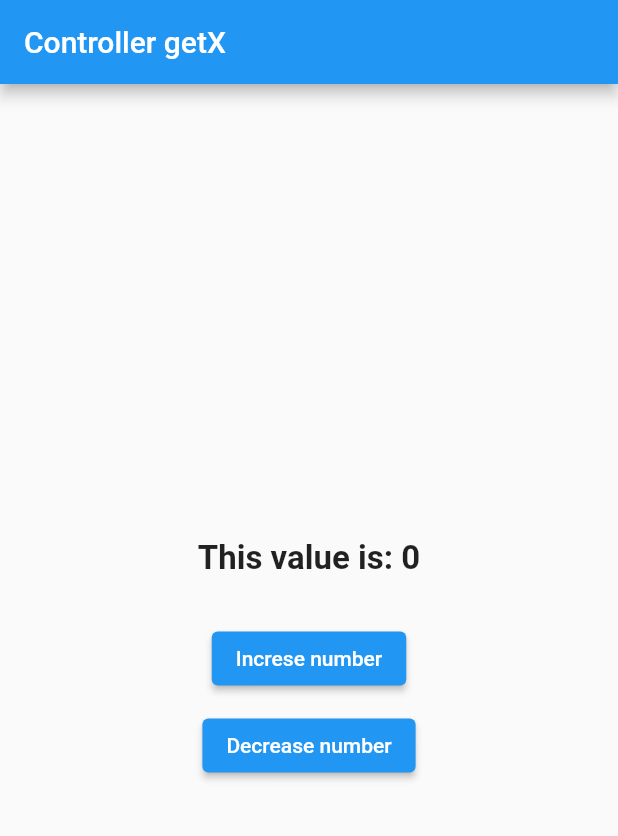
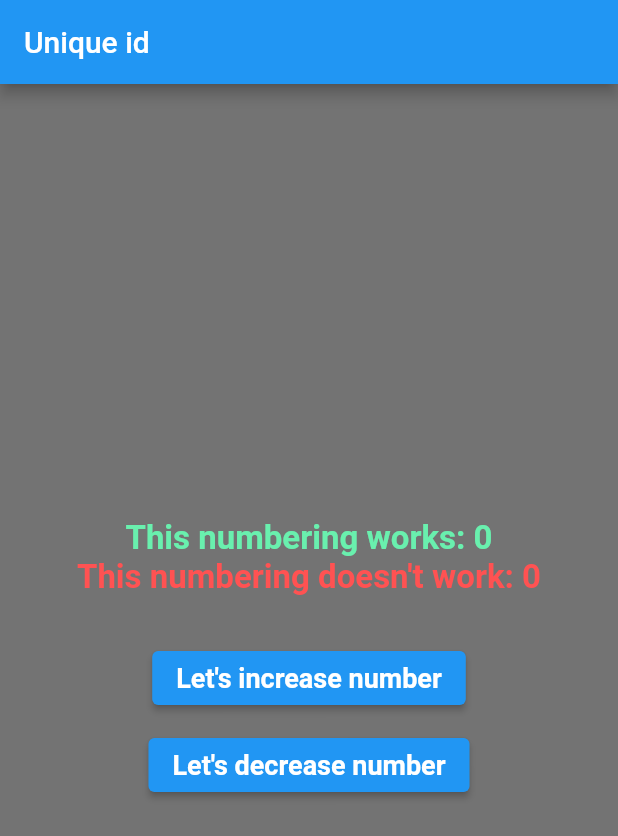
Before and after one commit to FahadKhan007/getX-FLutter, a Flutter app: the screen it shows after launch, on a phone screen of 412 x 824 dp. Shown: the top 836 px of the screen. Run offline on Flutter 3.47's test engine with Material 2 defaults, Android fonts, the phone set to English and light mode, and no system bars; our stand-ins replace get.

Commit message:
Controller unique id in getX Flutter

```diff
--- a/lib/controller.dart
+++ /dev/null
@@ -1,13 +0,0 @@
-import 'package:get/get.dart';
-
-class Controller extends GetxController {
-  var count = 0.obs;
-
-  void increment() {
-    count++;
-  }
-
-  void decrement() {
-    count--;
-  }
-}
--- a/lib/customclass.dart
+++ /dev/null
@@ -1,7 +0,0 @@
-// import 'package:flutter/material.dart';
-import 'package:get/get.dart';
-
-class CustomClass {
-  var name = "Fahad".obs;
-  var number = 40.obs;
-}
--- /dev/null
+++ b/lib/idcontroller.dart
@@ -0,0 +1,14 @@
+import 'package:get/get.dart';
+
+class IdController extends GetxController {
+  var idCount = 0;
+  void increasing() {
+    idCount++;
+    update(['unique Id']);
+  }
+
+  void decreasing() {
+    idCount--;
+    update(["unique Id"]);
+  }
+}
--- a/lib/main.dart
+++ b/lib/main.dart
@@ -1,38 +1,56 @@
 import 'package:flutter/material.dart';
 import 'package:get/get.dart';
-import 'package:getx/controller.dart';
-import 'package:getx/customclass.dart';
+
+import 'IdController.dart';
 
 void main() {
   runApp(MyApp());
 }
 
-class MyApp extends StatelessWidget {
-  var learner = CustomClass();
+class MyApp extends StatefulWidget {
+  const MyApp({super.key});
 
-  MyApp({super.key});
+  @override
+  State<MyApp> createState() => _MyAppState();
+}
+
+class _MyAppState extends State<MyApp> {
+  IdController controller = Get.put(IdController()); //instance
 
   @override
   Widget build(BuildContext context) {
     return GetMaterialApp(
       debugShowCheckedModeBanner: false,
-      title: "We are learning getX obx with custom class",
+      title: "I am learning Unique id in getX",
       home: Scaffold(
         appBar: AppBar(
-          title: const Text("Controller getX"),
+          title: const Text("Unique id"),
         ),
-        body: Center(
+        body: Container(
+          color: Colors.black54,
+          child: Center(
             child: Column(
+              mainAxisAlignment: MainAxisAlignment.center,
               crossAxisAlignment: CrossAxisAlignment.center,
-            mainAxisAlignment: MainAxisAlignment.center,
               children: [
-              GetX<Controller>(
-                  init: Controller(),
+                GetBuilder<IdController>(
+                    id: "unique Id",
                     builder: (controller) {
                       return Text(
-                      "This value is: ${controller.count}",
+                        "This numbering works: ${controller.idCount}",
                         style: const TextStyle(
                           fontSize: 22,
+                          color: Colors.greenAccent,
+                          fontWeight: FontWeight.bold,
+                        ),
+                      );
+                    }),
+                GetBuilder<IdController>(builder: (controller) {
+                  return Text(
+                    "This numbering doesn't work: ${controller.idCount}",
+                    style: const TextStyle(
+                      fontSize: 22,
+                      color: Colors.redAccent,
                       fontWeight: FontWeight.bold,
                     ),
                   );
@@ -41,21 +59,30 @@ class MyApp extends StatelessWidget {
                   height: 30,
                 ),
                 ElevatedButton(
-                onPressed: () {
-                  Get.find<Controller>().increment();
-                },
-                child: const Text("Increse number"),
+                  onPressed: () => controller.increasing(),
+                  child: const Text(
+                    "Let's increase number",
+                    style: TextStyle(
+                      fontWeight: FontWeight.bold,
+                      fontSize: 18,
+                    ),
+                  ),
                 ),
                 const SizedBox(
                   height: 10,
                 ),
                 ElevatedButton(
-                onPressed: () {
-                  Get.find<Controller>().decrement();
-                },
-                child: const Text("Decrease number"),
+                  onPressed: () => controller.decreasing(),
+                  child: const Text(
+                    "Let's decrease number",
+                    style: TextStyle(
+                      fontWeight: FontWeight.bold,
+                      fontSize: 18,
+                    ),
+                  ),
                 ),
               ],
+            ),
           ),
         ),
       ),
```
Lines whose indentation alone changed are shown as unchanged.
